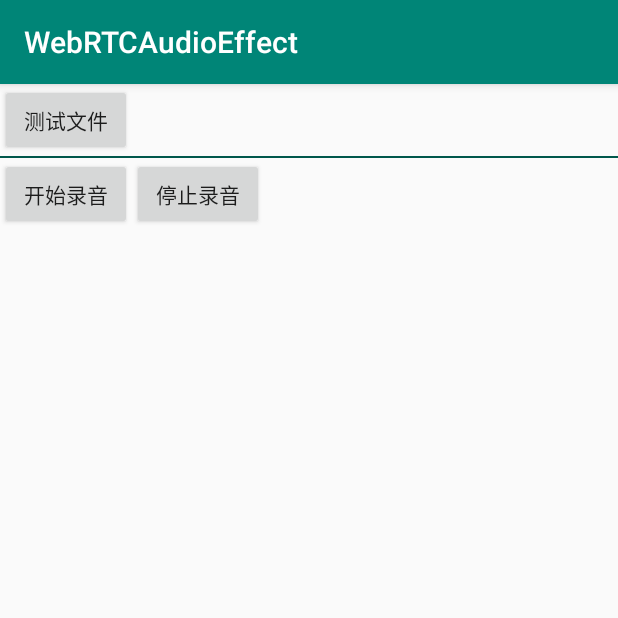
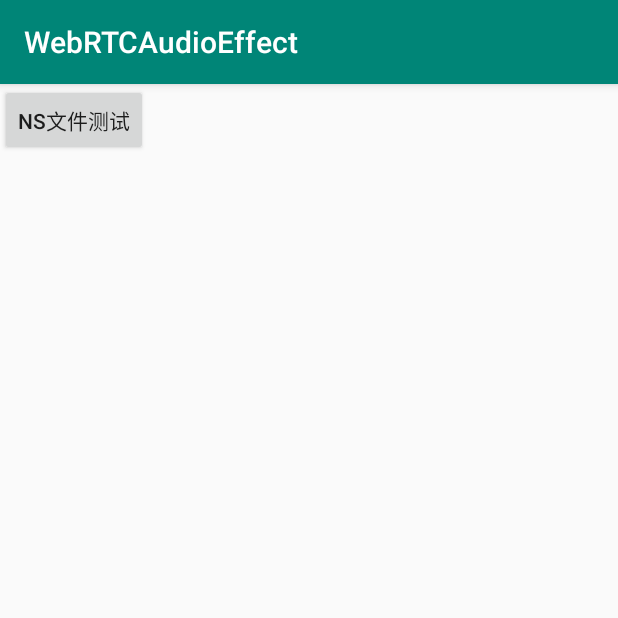
Before and after one commit to StevenSunGit/WebRTCAudioEffect, an Android app: the screen it shows after launch (MainActivity), on a phone screen of 412 x 824 dp, the top half of it. Run offline under Robolectric (Android 15) with nearby library versions, the phone set to English and light mode, and no system bars.

Commit message:
ns code finish
Signed-off-by: sunyunfei <sunyunfei@xiaomi.com>

```diff
--- a/app/src/main/java/com/feifei/webrtcaudioeffect/AudioEffect/NoiseSuppressionUtils.java
+++ b/app/src/main/java/com/feifei/webrtcaudioeffect/AudioEffect/NoiseSuppressionUtils.java
@@ -6,8 +6,8 @@ public class NoiseSuppressionUtils {
         System.loadLibrary("webrtc-noise-suppression");
     }
 
-    public static int getMinBufferSize(int frequency){
-        return 10 * frequency / 1000;
+    public static int get10msBufferSizeInByte(int frequency){
+        return 10 * frequency / 1000 * 2;
     }
 
     public native long nsCreate();
--- a/app/src/main/java/com/feifei/webrtcaudioeffect/MainActivity.java
+++ b/app/src/main/java/com/feifei/webrtcaudioeffect/MainActivity.java
@@ -12,10 +12,8 @@ import android.widget.Button;
 
 import com.feifei.webrtcaudioeffect.AudioEffect.NoiseSuppressionUtils;
 
-import java.io.DataOutputStream;
 import java.io.File;
 import java.io.FileInputStream;
-import java.io.FileNotFoundException;
 import java.io.FileOutputStream;
 import java.io.IOException;
 import java.io.InputStream;
@@ -28,11 +26,10 @@ import java.util.concurrent.ExecutorService;
 import java.util.concurrent.Executors;
 
 public class MainActivity extends AppCompatActivity implements View.OnClickListener {
-    private static String TAG = "MainActivity";
+    private static String TAG = "AudioEffect";
 
     private final int GrantCode = 1;
-    private Button testFile;
-    private Button startRecord, stopRecord;
+    private Button nsFileTest;
 
     @Override
     protected void onCreate(Bundle savedInstanceState) {
@@ -82,8 +79,8 @@ public class MainActivity extends AppCompatActivity implements View.OnClickListe
     }
 
     private void grantPermission(){
-        testFile=(Button)findViewById(R.id.testFile);
-        testFile.setOnClickListener(this);
+        nsFileTest=(Button)findViewById(R.id.nsFileTest);
+        nsFileTest.setOnClickListener(this);
 
     }
 
@@ -92,7 +89,7 @@ public class MainActivity extends AppCompatActivity implements View.OnClickListe
         String root = getExternalFilesDir("").getAbsolutePath();
         switch (v.getId()){
             /* 测试噪声抑制对音频文件的效果 */
-            case R.id.testFile:
+            case R.id.nsFileTest:
                 ExecutorService testFileThreadExecutor = Executors.newSingleThreadExecutor();
                 testFileThreadExecutor.execute(()->{
                     try {
@@ -104,23 +101,20 @@ public class MainActivity extends AppCompatActivity implements View.OnClickListe
                         /* 配置NoiseSuppressionUtils */
                         NoiseSuppressionUtils noiseSuppressionUtils = new NoiseSuppressionUtils();
                         long nsId = noiseSuppressionUtils.nsCreate();
-                        int nsInit = noiseSuppressionUtils.nsInit(nsId, 16000);
-                        Log.d(TAG, "testFile>> nsInit: " + nsInit);
-                        int nsSetPolicy = noiseSuppressionUtils.nsSetPolicy(nsId, 2);
-                        Log.d(TAG, "testFile>> nsSetPolicy: " + nsSetPolicy);
+                        noiseSuppressionUtils.nsInit(nsId, 16000);
+                        noiseSuppressionUtils.nsSetPolicy(nsId, 2);
 
-                        int nsMinBufferSize = NoiseSuppressionUtils.getMinBufferSize(16000);
+                        int nsMinBufferSize = NoiseSuppressionUtils.get10msBufferSizeInByte(16000);
 
-                        short[] inputData = new short[nsMinBufferSize];
-                        short[] outputData = new short[nsMinBufferSize];
+                        short[] inputData = new short[nsMinBufferSize/2];
+                        short[] outputData = new short[nsMinBufferSize/2];
 
                         for (File inFile : inFiles.listFiles()){
-
                             InputStream inputStream = new FileInputStream(inFile);
                             OutputStream outputStream = new FileOutputStream(outFiles.getAbsolutePath() + File.separator + inFile.getName());
 
-                            byte inputTemp[] = new byte[nsMinBufferSize * 2];
-                            byte outputTemp[] = new byte[nsMinBufferSize * 2];
+                            byte inputTemp[] = new byte[nsMinBufferSize];
+                            byte outputTemp[] = new byte[nsMinBufferSize];
                             int ret = 0;
                             while ((ret = inputStream.read(inputTemp)) > 0){
                                 /*字节转化*/
@@ -140,6 +134,7 @@ public class MainActivity extends AppCompatActivity implements View.OnClickListe
                         }
 
                         noiseSuppressionUtils.nsFree(nsId);
+                        Log.d(TAG, "ns file test finish");
                     }catch (IOException e) {
                         e.printStackTrace();
                     }
--- a/app/src/main/res/layout/activity_main.xml
+++ b/app/src/main/res/layout/activity_main.xml
@@ -4,37 +4,10 @@
     android:orientation="vertical"
     android:layout_width="match_parent"
     android:layout_height="match_parent">
-    <LinearLayout
-        android:orientation="horizontal"
+    <Button
+        android:text="NS文件测试"
+        android:textAllCaps="false"
         android:layout_width="wrap_content"
-        android:layout_height="wrap_content">
-        <Button
-            android:text="测试文件"
-            android:textAllCaps="false"
-            android:layout_width="wrap_content"
-            android:layout_height="wrap_content"
-            android:id="@+id/testFile" />
-    </LinearLayout>
-    <View
-        android:background="@color/colorPrimaryDark"
-        android:layout_width="match_parent"
-        android:layout_height="1dp"/>
-    <LinearLayout
-        android:orientation="horizontal"
-        android:layout_width="wrap_content"
-        android:layout_height="wrap_content">
-        <Button
-            android:text="开始录音"
-            android:textAllCaps="false"
-            android:layout_width="wrap_content"
-            android:layout_height="wrap_content"
-            android:id="@+id/startRecord" />
-
-        <Button
-            android:text="停止录音"
-            android:textAllCaps="false"
-            android:layout_width="wrap_content"
-            android:layout_height="wrap_content"
-            android:id="@+id/stopRecord" />
-    </LinearLayout>
+        android:layout_height="wrap_content"
+        android:id="@+id/nsFileTest" />
 </LinearLayout>
```
Also changed, not shown: 1 other file.
